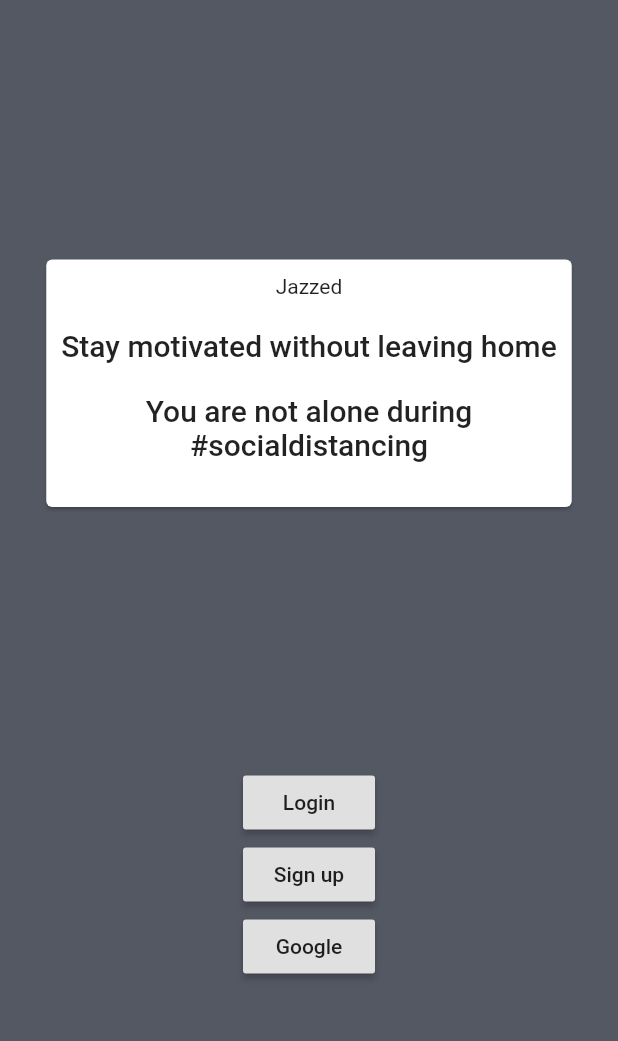
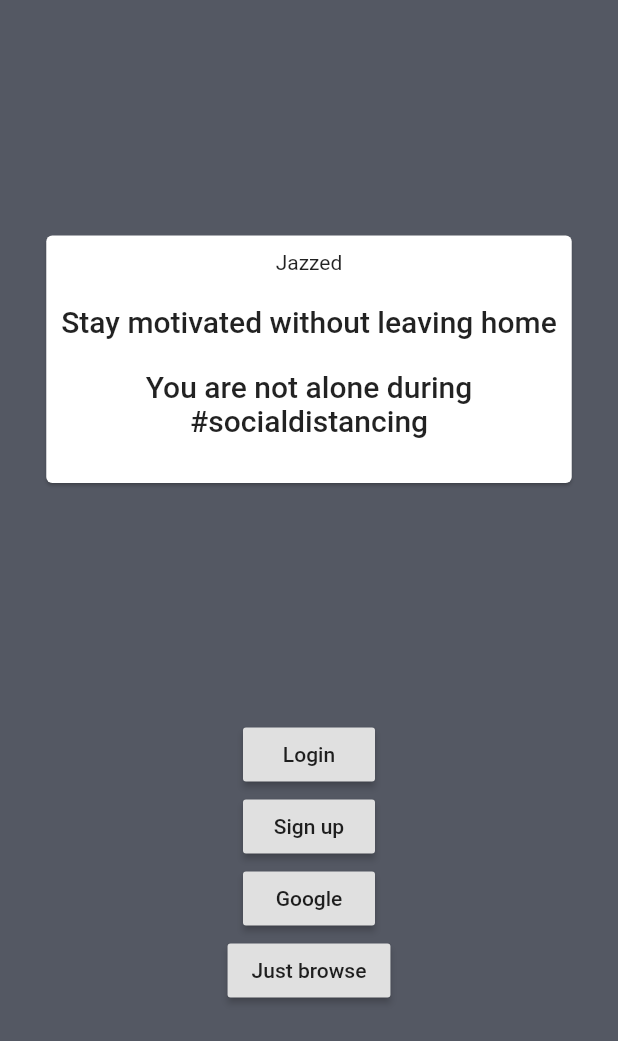
Before and after one commit to Saakshaat/dequarantine, a Flutter app: the screen it shows after launch, on a phone screen of 412 x 824 dp. Shown: the top 1041 px of the screen. Run offline on Flutter 3.47's test engine with Material 2 defaults, Android fonts, the phone set to English and light mode, and no system bars; our stand-ins replace flutter_spinkit, fluttertoast, google_nav_bar, google_sign_in, line_icons; missing offline and left inert: flutter_auth_buttons; accounts and stored records are empty; statements that could not run were skipped.

Commit message:
added just browse button

```diff
--- a/mobile/jazzed/lib/frontend/entry/button_block.dart
+++ b/mobile/jazzed/lib/frontend/entry/button_block.dart
@@ -20,9 +20,11 @@
             '/signup',
           ),
         ),
+        CustomRaisedButton(text: "Google", action: () => print("GOOGLE")),
         CustomRaisedButton(
-          text: "Google",
-          action: () => print("GOOGLE")
+          text: "Just browse",
+          action: () => Navigator.of(context)
+              .pushNamedAndRemoveUntil('/home', (route) => false),
         )
       ],
     );
@@ -33,10 +35,7 @@
   final dynamic action;
   final String text;
 
-  const CustomRaisedButton({
-    @required this.action,
-    @required this.text
-  });
+  const CustomRaisedButton({@required this.action, @required this.text});
 
   @override
   Widget build(BuildContext context) {
```
